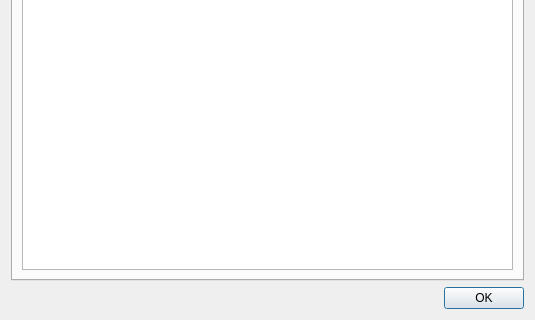
This is ui/CertDetail.ui in elvido/xca as Qt 5 draws it before an edit; both pictures show x 0 to 535 and y 178 to 498 of the 535 by 498 pixel window. The edited form follows.
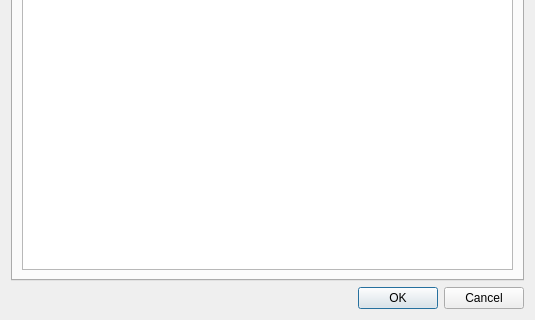
This is the edited form. The open tabs and pages were chosen to show the change. Custom widgets are drawn as their Qt base class.

Commit message: Extend Comment functionality, Replace About.ui by XcaDialog.ui

The edit to the form file:
```diff
--- a/ui/CertDetail.ui
+++ b/ui/CertDetail.ui
@@ -370,7 +370,7 @@
    <item>
     <widget class="QDialogButtonBox" name="buttonBox">
      <property name="standardButtons">
-      <set>QDialogButtonBox::Ok</set>
+      <set>QDialogButtonBox::Cancel|QDialogButtonBox::Ok</set>
      </property>
     </widget>
    </item>
```
Left out of the diff: 24 changed lines with no effect on the pictures. The commit also changes 24 other files.
